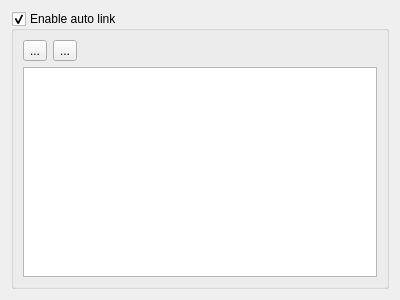
Qt form RedPandaIDE/settingsdialog/compilerautolinkwidget.ui (royqh1979/RedPanda-CPP) before a commit.
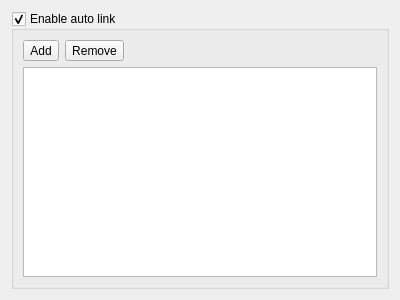
The same form after that commit. Icons and pictures are not drawn.

```diff
--- a/RedPandaIDE/settingsdialog/compilerautolinkwidget.ui
+++ b/RedPandaIDE/settingsdialog/compilerautolinkwidget.ui
@@ -41,7 +41,7 @@
          <item>
           <widget class="QToolButton" name="btnAdd">
            <property name="text">
-            <string>...</string>
+            <string>Add</string>
            </property>
            <property name="icon">
             <iconset resource="../icons.qrc">
@@ -52,7 +52,7 @@
          <item>
           <widget class="QToolButton" name="btnRemove">
            <property name="text">
-            <string>...</string>
+            <string>Remove</string>
            </property>
            <property name="icon">
             <iconset resource="../icons.qrc">
```
Left out of the diff: 6 changed lines with no effect on the pictures.
